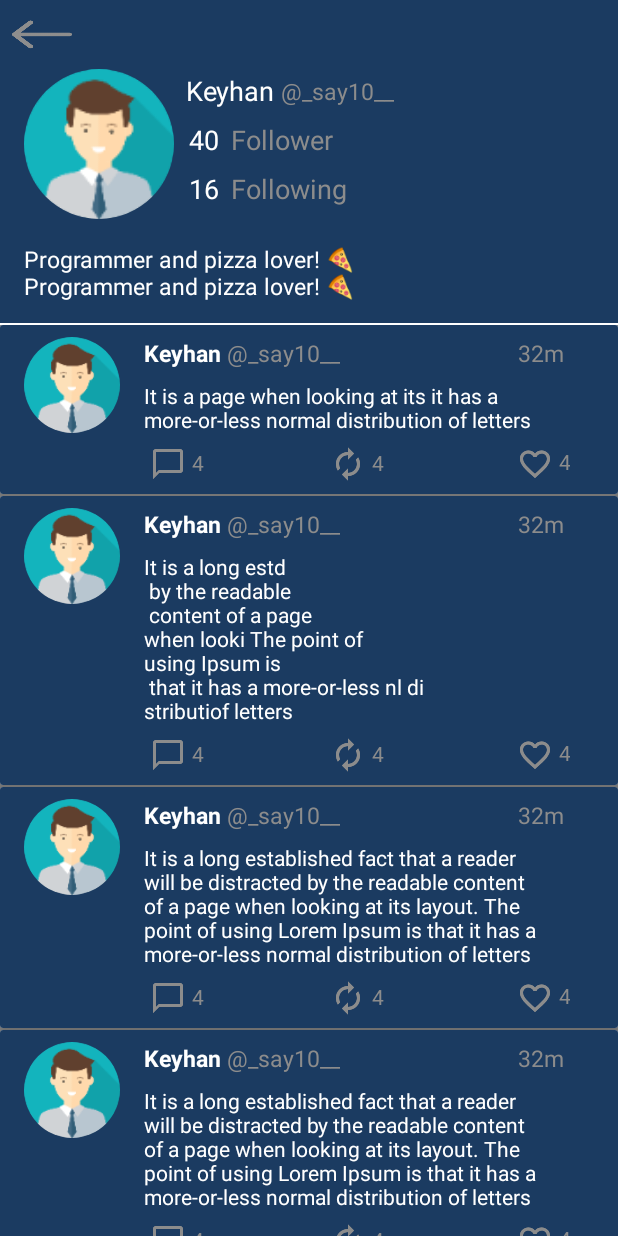
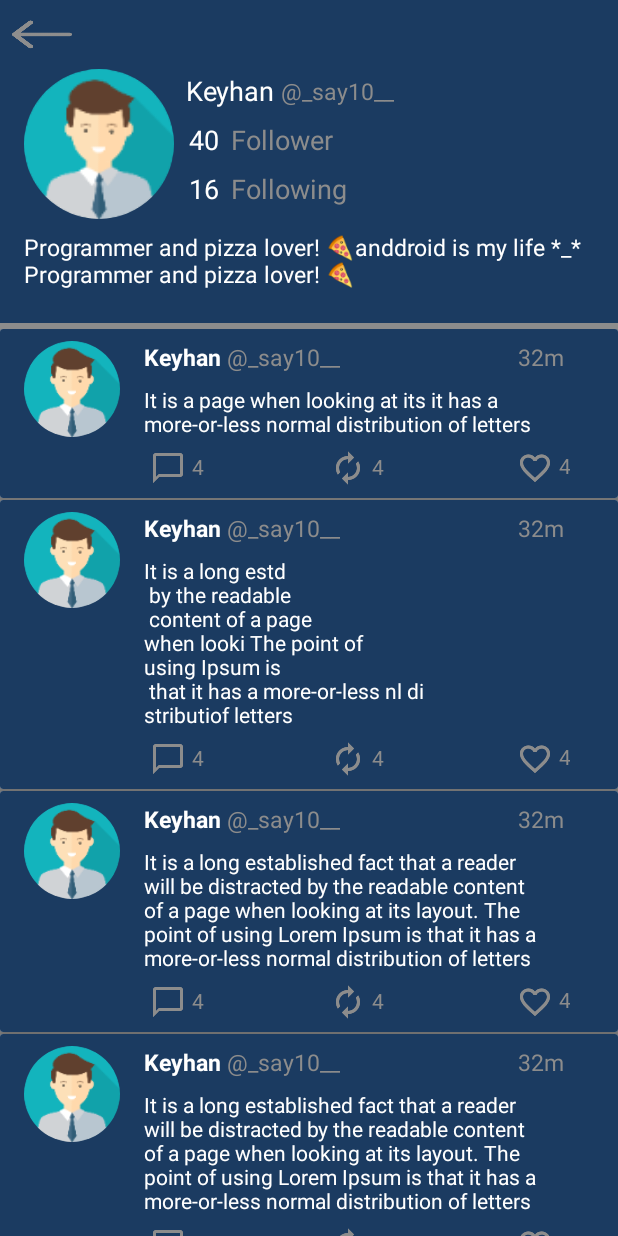
Before and after one commit to keyhanRayati/GoldenTwitter, an Android app: the MyProfile screen opened directly, with no data from a screen before it, on a phone screen of 412 x 824 dp. Run offline under Robolectric (Android 15) with nearby library versions, the phone set to English and light mode, and no system bars; our stand-ins replace CircleImageView.

Commit message:
search complete

```diff
--- a/app/src/main/java/ir/co/arca/twitter/MyProfile.java
+++ b/app/src/main/java/ir/co/arca/twitter/MyProfile.java
@@ -1,12 +1,15 @@
 package ir.co.arca.twitter;
 
 import android.content.Context;
+import android.content.Intent;
 import android.support.v7.app.AppCompatActivity;
 import android.os.Bundle;
 import android.support.v7.widget.LinearLayoutManager;
 import android.support.v7.widget.RecyclerView;
 import android.util.AttributeSet;
 import android.view.View;
+import android.widget.ImageButton;
+import android.widget.ImageView;
 
 import java.util.ArrayList;
 import java.util.List;
@@ -16,13 +19,26 @@ public class MyProfile extends AppCompatActivity {
     private RecyclerView recyclerView;
     private List<Twitte> twitteList = new ArrayList<>();
 
+    private Intent intent;
+    private ImageView imageView;
 
+    private void back(){
+       imageView = findViewById(R.id.backButtonMyProfile);
+       intent = new Intent(MyProfile.this, TwitterActivity.class);
+       imageView.setOnClickListener(new View.OnClickListener() {
+           @Override
+           public void onClick(View view) {
+               startActivity(intent);
+           }
+       });
+    }
 
     @Override
     protected void onCreate(Bundle savedInstanceState) {
         super.onCreate(savedInstanceState);
 
         setContentView(R.layout.activity_my_profile);
+        back();
         filltweetlist();
         setupRecyclerView();
     }
--- a/app/src/main/res/layout/activity_my_profile.xml
+++ b/app/src/main/res/layout/activity_my_profile.xml
@@ -4,8 +4,9 @@
     xmlns:tools="http://schemas.android.com/tools"
     android:layout_width="match_parent"
     android:layout_height="match_parent"
-    android:background="@color/colorWhite"
-    tools:context=".MyProfile">
+    android:background="@color/colorGray"
+    tools:context=".MyProfile"
+    >
 
     <android.support.constraint.ConstraintLayout
         app:layout_goneMarginBottom="1dp"
@@ -21,7 +22,7 @@
         app:layout_constraintVertical_bias="0.0">
 
         <ImageView
-            android:id="@+id/backButton"
+            android:id="@+id/backButtonMyProfile"
             android:layout_width="40dp"
             android:layout_height="30dp"
             android:layout_marginStart="8dp"
@@ -37,13 +38,13 @@
             android:layout_height="100dp"
             android:layout_marginStart="16dp"
             android:layout_marginTop="8dp"
+
             android:layout_marginEnd="8dp"
-
             android:src="@drawable/default_avatar"
             app:layout_constraintEnd_toEndOf="parent"
             app:layout_constraintHorizontal_bias="0.0"
             app:layout_constraintStart_toStartOf="parent"
-            app:layout_constraintTop_toBottomOf="@+id/backButton" />
+            app:layout_constraintTop_toBottomOf="@+id/backButtonMyProfile" />
 
         <TextView
             android:id="@+id/username"
@@ -128,10 +129,10 @@
             android:layout_width="wrap_content"
             android:layout_height="wrap_content"
             android:layout_marginStart="16dp"
-            android:layout_marginTop="16dp"
+            android:layout_marginTop="8dp"
 
             android:maxLines="2"
-            android:text="Programmer and pizza lover! 🍕 \nProgrammer and pizza lover! 🍕"
+            android:text="Programmer and pizza lover! 🍕anddroid is my life *_* \nProgrammer and pizza lover! 🍕"
             android:textColor="@color/colorWhite"
             android:textSize="15sp"
             app:layout_constraintStart_toStartOf="parent"
@@ -143,9 +144,9 @@
     <android.support.v7.widget.RecyclerView
         android:id="@+id/myProfileRecyclerView"
         android:layout_width="0dp"
+        android:layout_height="0dp"
+        android:layout_marginTop="4dp"
         android:background="@color/colorGray"
-        android:layout_height="0dp"
-        android:layout_marginTop="1dp"
         app:layout_constraintBottom_toBottomOf="parent"
         app:layout_constraintEnd_toEndOf="parent"
         app:layout_constraintStart_toStartOf="parent"
--- a/app/src/main/res/layout/fragment_search.xml
+++ b/app/src/main/res/layout/fragment_search.xml
@@ -16,7 +16,7 @@
         app:srcCompat="@drawable/toolbar_background" />
 
     <ImageButton
-        android:id="@+id/imageButton"
+        android:id="@+id/myProfileInSearchFragment"
         android:layout_width="40dp"
         android:layout_height="40dp"
         android:layout_marginStart="16dp"
@@ -38,15 +38,15 @@
         android:layout_marginBottom="8dp"
         android:background="@drawable/search_edittext"
         android:ems="10"
-        android:textColor="@color/colorWhite"
         android:hint="Search"
         android:inputType="textPersonName"
         android:paddingLeft="10dp"
+        android:textColor="@color/colorWhite"
         android:textColorHint="@color/colorGray"
         app:layout_constraintBottom_toBottomOf="@+id/imageView2"
         app:layout_constraintEnd_toEndOf="parent"
         app:layout_constraintHorizontal_bias="0.0"
-        app:layout_constraintStart_toEndOf="@+id/imageButton"
+        app:layout_constraintStart_toEndOf="@+id/myProfileInSearchFragment"
         app:layout_constraintTop_toTopOf="parent" />
     <android.support.v7.widget.RecyclerView
         android:id="@+id/recyclerView"
```
Also changed, not shown: app/src/main/java/ir/co/arca/twitter/SearchFragment.java (+18 -0 lines).
